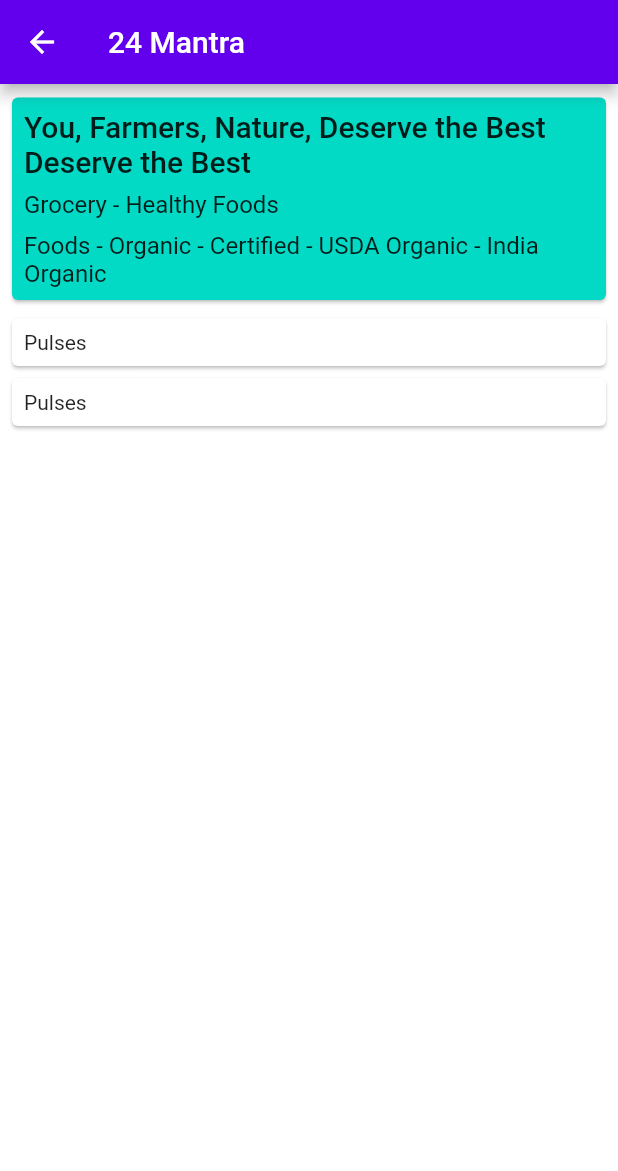
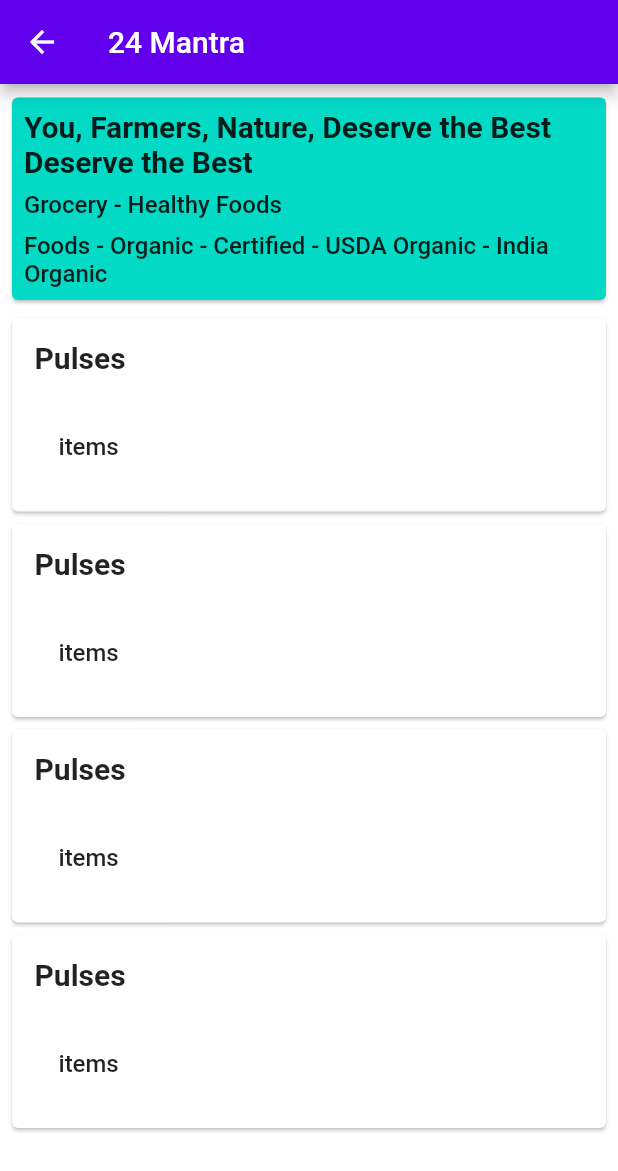
Before and after one commit to varmeh/botigaApp, a Flutter app: the screen it shows after launch, after a tap on "24 Mantra", on a phone screen of 412 x 824 dp. Shown: the top 1171 px of the screen. Run offline on Flutter 3.47's test engine with Material 2 defaults, Android fonts, the phone set to English and light mode, and no system bars.

Commit message:
code restructure

```diff
--- /dev/null
+++ b/lib/app/stores/models/index.dart
@@ -0,0 +1,2 @@
+export 'storeModel.dart';
+export 'productModel.dart';
--- /dev/null
+++ b/lib/app/stores/models/productModel.dart
@@ -0,0 +1,23 @@
+import 'package:flutter/foundation.dart';
+
+class ProductModel {
+  final String name;
+  final String description;
+  final String id;
+  final String price;
+  final String quantity;
+  final String imageUrl;
+  final List<String> ingredientList;
+
+  ProductModel({
+    @required this.name,
+    @required this.id,
+    @required this.price,
+    @required this.quantity,
+    this.description,
+    this.ingredientList,
+    this.imageUrl,
+  });
+
+  String get ingredients => ingredientList.join(' - ');
+}
--- /dev/null
+++ b/lib/app/stores/models/storeModel.dart
@@ -0,0 +1,25 @@
+import 'package:flutter/foundation.dart';
+
+class StoreModel {
+  final String name;
+  final String id;
+  final String moto;
+  final List<String> categoryList;
+  final List<String> tagList;
+  final String phoneNumber;
+  final String whatsappNumber;
+
+  StoreModel({
+    @required this.name,
+    @required this.categoryList,
+    this.moto,
+    this.tagList,
+    this.id,
+    this.phoneNumber,
+    this.whatsappNumber,
+  });
+
+  String get combinedCategory => categoryList.join(' - ');
+
+  String get combinedTag => tagList.join(' - ');
+}
--- a/lib/screens/stores/products.dart
+++ b/lib/app/stores/products.dart
@@ -1,7 +1,7 @@
 import 'package:flutter/material.dart';
 
-import 'package:botiga/models/index.dart' show StoreModel;
-import 'package:botiga/screens/stores/widgets/index.dart' show StoreBrandCard;
+import 'models/index.dart' show StoreModel;
+import 'widgets/index.dart' show StoreBrandCard, CategoryCard;
 
 class ProductsScreen extends StatelessWidget {
   static String route = 'productsScreen';
@@ -23,20 +23,9 @@ class ProductsScreen extends StatelessWidget {
                 SizedBox(height: 4.0),
                 Expanded(
                   child: ListView.builder(
-                    itemCount: 2,
+                    itemCount: 4,
                     itemBuilder: (context, index) {
-                      return Card(
-                        child: Padding(
-                          padding: const EdgeInsets.all(8.0),
-                          child: Column(
-                            mainAxisAlignment: MainAxisAlignment.spaceEvenly,
-                            crossAxisAlignment: CrossAxisAlignment.stretch,
-                            children: [
-                              Text('Pulses'),
-                            ],
-                          ),
-                        ),
-                      );
+                      return CategoryCard();
                     },
                   ),
                 )
--- a/lib/screens/stores/stores.dart
+++ b/lib/app/stores/stores.dart
@@ -1,15 +1,15 @@
 import 'package:flutter/material.dart';
 
-import 'package:botiga/models/index.dart' show StoreModel;
+import 'models/index.dart' show StoreModel;
+import 'widgets/index.dart' show StoreCard;
 
-import 'package:botiga/screens/stores/products.dart';
-import 'package:botiga/screens/stores/widgets/index.dart' show StoreCard;
+import 'products.dart';
 
 final store = StoreModel(
   name: '24 Mantra',
   moto: 'You, Farmers, Nature, Deserve the Best Deserve the Best ',
-  categories: ['Grocery', 'Healthy Foods'],
-  tags: ['Foods', 'Organic', 'Certified', 'USDA Organic', 'India Organic'],
+  categoryList: ['Grocery', 'Healthy Foods'],
+  tagList: ['Foods', 'Organic', 'Certified', 'USDA Organic', 'India Organic'],
 );
 
 class StoresScreen extends StatelessWidget {
--- /dev/null
+++ b/lib/app/stores/widgets/categoryCard.dart
@@ -0,0 +1,34 @@
+import 'package:flutter/material.dart';
+
+class CategoryCard extends StatelessWidget {
+  @override
+  Widget build(BuildContext context) {
+    return Card(
+      child: Padding(
+        padding: const EdgeInsets.all(15.0),
+        child: Column(
+          mainAxisAlignment: MainAxisAlignment.spaceEvenly,
+          crossAxisAlignment: CrossAxisAlignment.stretch,
+          children: [
+            Text(
+              'Pulses',
+              style: Theme.of(context).textTheme.headline6,
+            ),
+            SizedBox(height: 20.0),
+            Column(
+              crossAxisAlignment: CrossAxisAlignment.stretch,
+              children: [
+                ListTile(
+                  title: Text(
+                    'items',
+                    style: Theme.of(context).textTheme.subtitle1,
+                  ),
+                ),
+              ],
+            )
+          ],
+        ),
+      ),
+    );
+  }
+}
--- /dev/null
+++ b/lib/app/stores/widgets/index.dart
@@ -0,0 +1,3 @@
+export 'storeCard.dart';
+export 'storeBrandCard.dart';
+export 'categoryCard.dart';
--- a/lib/screens/stores/widgets/storeBrandCard.dart
+++ b/lib/app/stores/widgets/storeBrandCard.dart
@@ -1,5 +1,5 @@
 import 'package:flutter/material.dart';
-import 'package:botiga/models/index.dart' show StoreModel;
+import '../models/index.dart' show StoreModel;
 
 class StoreBrandCard extends StatelessWidget {
   final StoreModel store;
--- a/lib/screens/tabbar.dart
+++ b/lib/app/tabbar.dart
@@ -1,6 +1,6 @@
 import 'package:flutter/material.dart';
 
-import 'package:botiga/screens/stores/stores.dart';
+import 'stores/stores.dart';
 
 class Tabbar extends StatefulWidget {
   static String route = 'tabbar';
--- a/lib/main.dart
+++ b/lib/main.dart
@@ -1,10 +1,10 @@
 import 'package:flutter/material.dart';
 import 'package:flutter/services.dart';
 
-import 'package:botiga/theme/appTheme.dart';
-import 'package:botiga/screens/tabbar.dart';
+import 'theme/appTheme.dart';
+import 'app/tabbar.dart';
 
-import 'package:botiga/screens/stores/products.dart';
+import 'app/stores/products.dart';
 
 Future<void> main() async {
   WidgetsFlutterBinding.ensureInitialized();
--- a/lib/models/index.dart
+++ /dev/null
@@ -1 +0,0 @@
-export 'package:botiga/models/storeModel.dart';
--- a/lib/models/storeModel.dart
+++ /dev/null
@@ -1,25 +0,0 @@
-import 'package:flutter/material.dart';
-
-class StoreModel {
-  final String name;
-  final String id;
-  final String moto;
-  final List<String> categories;
-  final List<String> tags;
-  final String imageUrl;
-  final List<String> contactNumbers;
-
-  StoreModel({
-    @required this.name,
-    @required this.categories,
-    this.moto,
-    this.tags,
-    this.id,
-    this.imageUrl,
-    this.contactNumbers,
-  });
-
-  String get combinedCategory => categories.join(' - ');
-
-  String get combinedTag => tags.join(' - ');
-}
--- a/lib/screens/stores/widgets/index.dart
+++ /dev/null
@@ -1,2 +0,0 @@
-export 'package:botiga/screens/stores/widgets/storeCard.dart';
-export 'package:botiga/screens/stores/widgets/storeBrandCard.dart';
--- a/lib/theme/appTheme.dart
+++ b/lib/theme/appTheme.dart
@@ -1,8 +1,14 @@
-import 'package:botiga/theme/lightTheme.dart';
 import 'package:flutter/material.dart';
+import 'lightTheme.dart';
+
+final textThemeUpdate = TextTheme(
+  headline6: TextStyle(fontWeight: FontWeight.bold),
+  subtitle1: TextStyle(fontWeight: FontWeight.w500),
+);
 
 class AppTheme {
   static final light = lightTheme.copyWith(
+    textTheme: lightTheme.textTheme.merge(textThemeUpdate),
     cardTheme: CardTheme(
       margin: EdgeInsets.symmetric(horizontal: 8.0, vertical: 4.0),
     ),
```
Also changed, not shown: lib/app/stores/widgets/storeCard.dart (renamed from lib/screens/stores/widgets/storeCard.dart).
